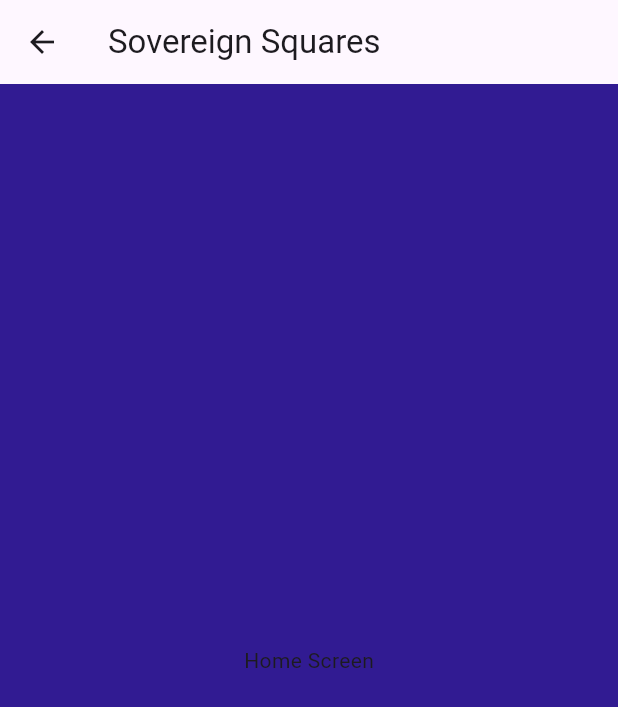
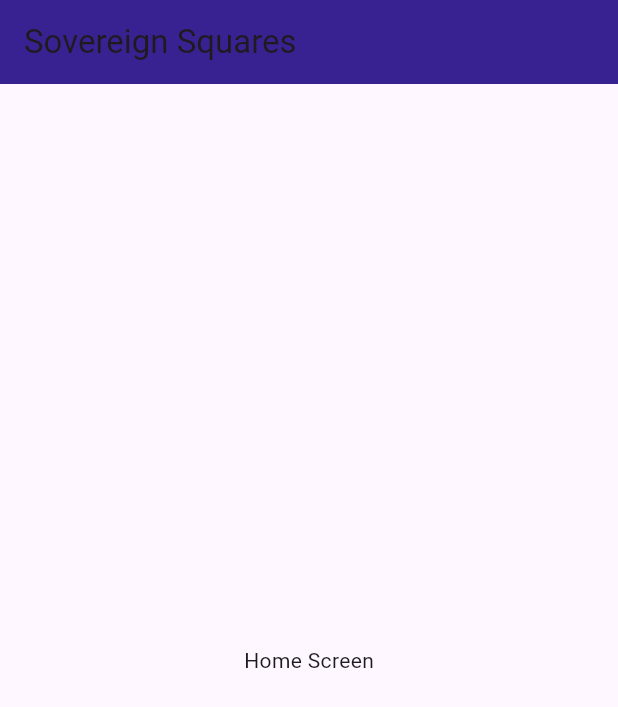
Before and after one commit to RieshiKurup/chess_ai, a Flutter app: the HomeScreen screen opened directly, on a phone screen of 412 x 824 dp. Shown: the top 707 px of the screen. Run offline on Flutter 3.47's test engine with Material 3 defaults, Android fonts, the light colour scheme and no system bars.

Commit message:
changed home screen

```diff
--- a/lib/Screens/Home_Screen.dart
+++ b/lib/Screens/Home_Screen.dart
@@ -11,8 +11,9 @@ class _HomeScreenState extends State<HomeScreen> {
   @override
   Widget build(BuildContext context) {
     return Scaffold(
-      backgroundColor: Colors.deepPurple[900],
       appBar: AppBar(
+        backgroundColor: Colors.deepPurple[900],
+        elevation: 10,
         title: Text('Sovereign Squares'),
         actions: [],
       ),
--- a/lib/main.dart
+++ b/lib/main.dart
@@ -1,3 +1,4 @@
+import 'package:chess_ai/Screens/Home_Screen.dart';
 import 'package:flutter/material.dart';
 
 void main() {
@@ -31,7 +32,7 @@ class MyApp extends StatelessWidget {
         colorScheme: ColorScheme.fromSeed(seedColor: Colors.deepPurple),
         useMaterial3: true,
       ),
-      home: const MyHomePage(title: 'Flutter Demo Home Page'),
+      home: HomeScreen()
     );
   }
 }
```
